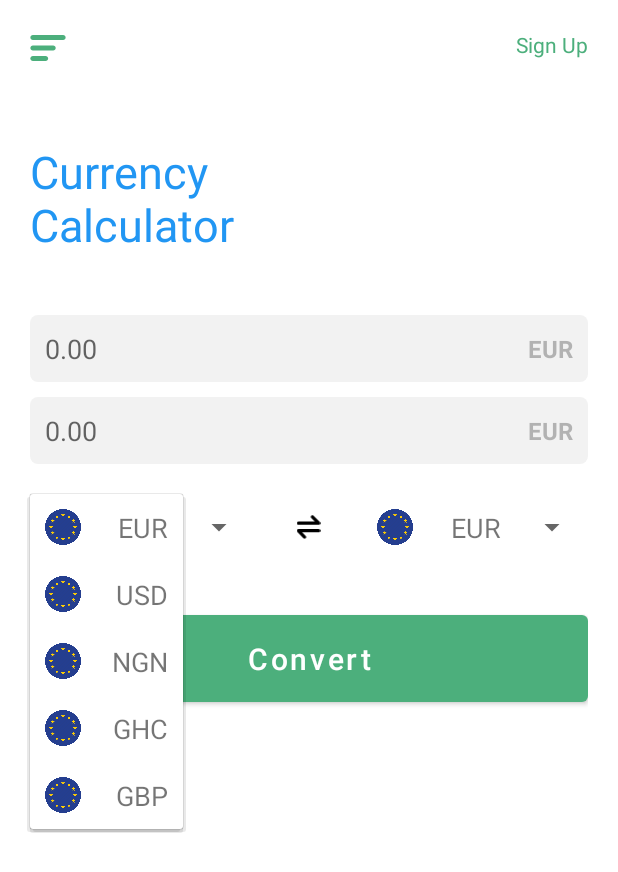
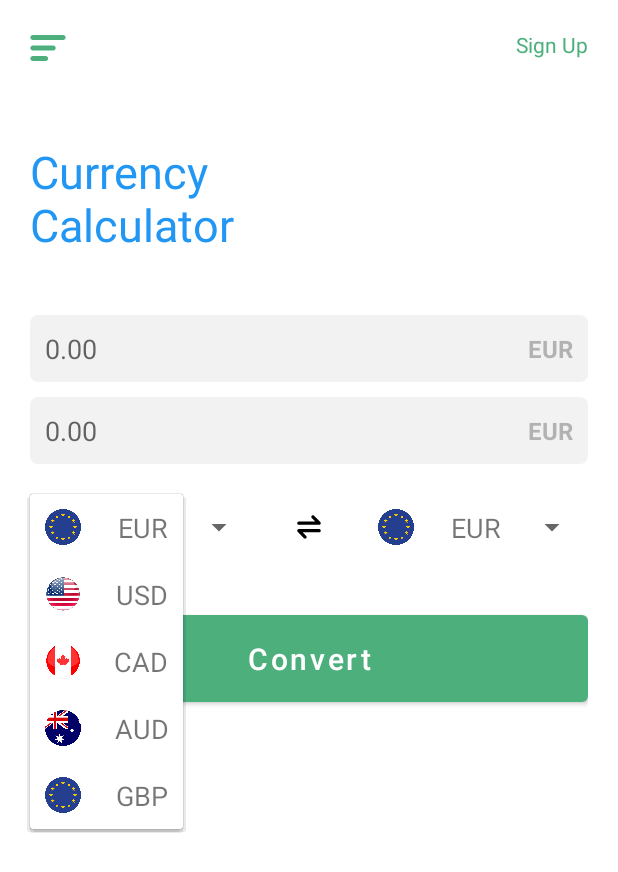
Before and after one commit to jesmanto/Currency-Converter, an Android app: the screen it shows after launch (MainActivity), after a tap on "EUR", on a phone screen of 412 x 824 dp. Shown: the top 872 px of the screen. Run offline under Robolectric (Android 15) with nearby library versions, the phone set to English and light mode, and no system bars; Roboto replaces fonts that are not available here.

Commit message:
work in progress

```diff
--- a/MolloAndroidTest/app/src/main/java/com/example/molloandroidtest/MainActivity.kt
+++ b/MolloAndroidTest/app/src/main/java/com/example/molloandroidtest/MainActivity.kt
@@ -17,16 +17,16 @@ class MainActivity : AppCompatActivity() {
     private val currencies = listOf(
         "EUR",
         "USD",
-        "NGN",
-        "GHC",
+        "CAD",
+        "AUD",
         "GBP"
     )
 
     private val icons = listOf(
         R.drawable.eur,
-        R.drawable.eur,
-        R.drawable.eur,
-        R.drawable.eur,
+        R.drawable.usd,
+        R.drawable.cad,
+        R.drawable.aud,
         R.drawable.eur
     )
 
```
